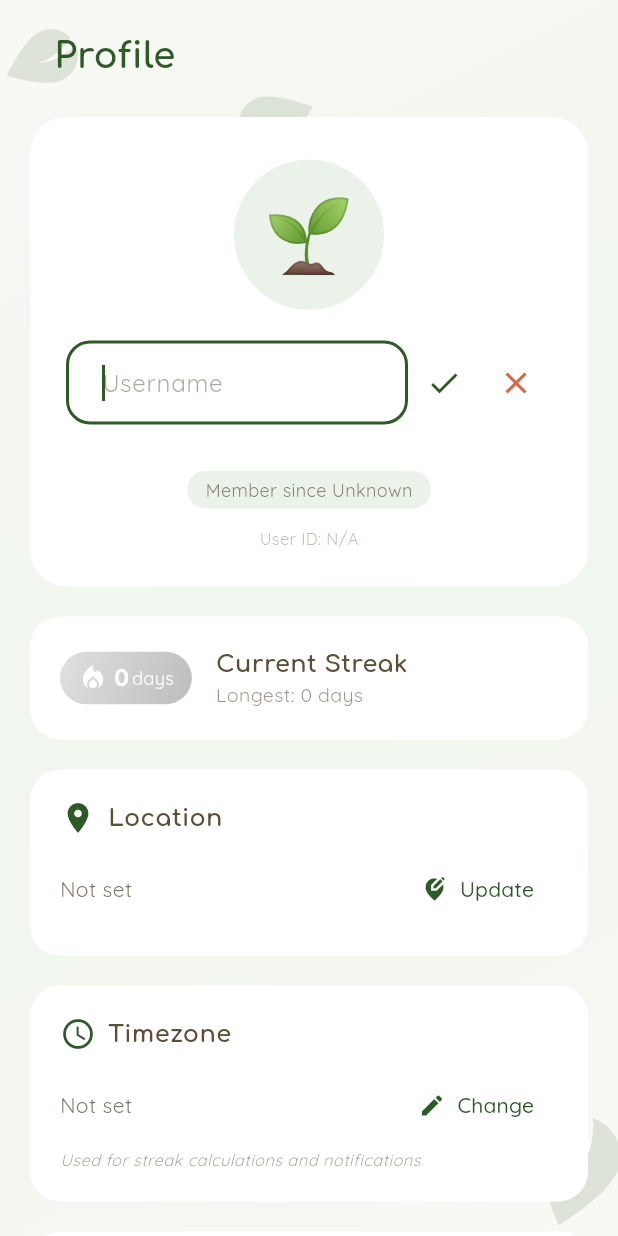
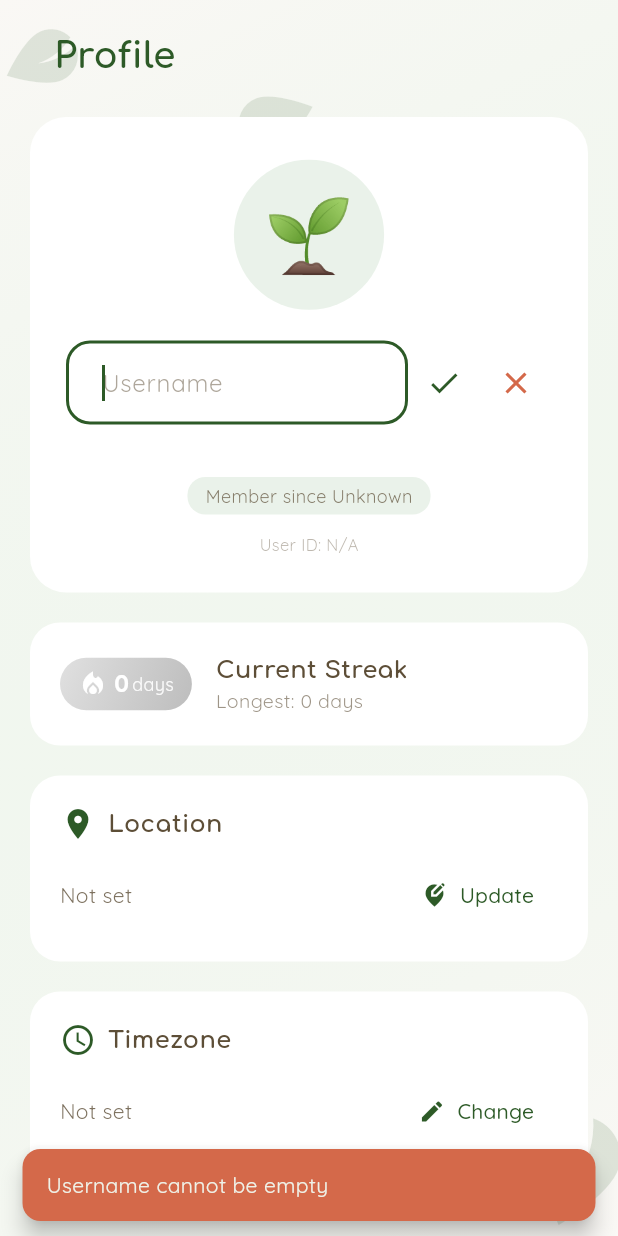
Before and after one commit to pkrish5/AutoWaterApp, a Flutter app: the ProfileScreen screen opened directly, after a tap on the "edit" icon, after a tap on the "check" icon, on a phone screen of 412 x 824 dp. Run offline on Flutter 3.47's test engine with Material 3 defaults, Android fonts, the light colour scheme and no system bars; our stand-ins replace firebase_core, firebase_messaging, flutter_secure_storage, flutter_timezone, google_fonts, image_picker and 1 more; missing offline and left inert: amazon_cognito_identity_dart_2; accounts and stored records are empty.

Commit message:
made usernames Unique and allow for add friend by username and allow for login by username aswell. Also made it so that edit username on profile would verifiy that username doesnt exist yet

```diff
--- a/lib/services/api_service.dart
+++ b/lib/services/api_service.dart
@@ -835,5 +835,22 @@ Future<void> initializeUserProfile({
     throw Exception("$e");
   }
 }
+Future<bool> checkUsernameAvailability(String username) async {
+  try {
+    final response = await http.get(
+      Uri.parse('${AppConstants.baseUrl}/users/check-username?username=${Uri.encodeComponent(username.toLowerCase())}'),
+      headers: _headers,
+    );
+
+    if (response.statusCode == 200) {
+      final data = jsonDecode(response.body);
+      return data['available'] == true;
+    } else {
+      throw Exception("Failed to check username: ${response.statusCode}");
+    }
+  } catch (e) {
+    throw Exception("Connection error: $e");
+  }
+}
 
 }
--- a/lib/ui/auth/login_screen.dart
+++ b/lib/ui/auth/login_screen.dart
@@ -61,8 +61,8 @@ class _LoginScreenState extends State<LoginScreen> with SingleTickerProviderStat
           Text('Your Digital Garden Awaits', style: GoogleFonts.quicksand(fontSize: 16, color: AppTheme.soilBrown.withValues(alpha:0.7)), textAlign: TextAlign.center),
           const SizedBox(height: 48),
           TextFormField(controller: _emailController, keyboardType: TextInputType.emailAddress,
-            decoration: InputDecoration(labelText: 'Email', prefixIcon: Icon(Icons.mail_outline, color: AppTheme.leafGreen.withValues(alpha:0.7))),
-            validator: (v) { if (v == null || v.isEmpty) return 'Please enter your email'; if (!v.contains('@')) return 'Please enter a valid email'; return null; }),
+            decoration: InputDecoration(labelText: 'Email or Username', prefixIcon: Icon(Icons.mail_outline, color: AppTheme.leafGreen.withValues(alpha:0.7))),
+            validator: (v) { if (v == null || v.isEmpty) return 'Please enter your email or username'; }),
           const SizedBox(height: 20),
           TextFormField(controller: _passwordController, obscureText: _obscurePassword,
             decoration: InputDecoration(labelText: 'Password', prefixIcon: Icon(Icons.lock_outline, color: AppTheme.leafGreen.withValues(alpha:0.7)),
--- a/lib/ui/auth/signup_screen.dart
+++ b/lib/ui/auth/signup_screen.dart
@@ -122,7 +122,13 @@ class _SignupScreenState extends State<SignupScreen> {
                     ),
                     validator: (v) {
                       if (v == null || v.trim().isEmpty) {
-                        return 'Please enter your name';
+                        return 'Please enter a username';
+                      }
+                      if (v.length < 3) {
+                        return 'Username must be at least 3 characters';
+                      }
+                      if (!RegExp(r'^[a-zA-Z0-9_.]+$').hasMatch(v)) {
+                        return 'Only letters, numbers, underscores, and periods allowed';
                       }
                       return null;
                     },
--- a/lib/ui/friends/friends_screen.dart
+++ b/lib/ui/friends/friends_screen.dart
@@ -50,6 +50,9 @@ class _FriendsScreenState extends State<FriendsScreen> with SingleTickerProvider
     }
   }
 
+// Replace _showAddFriendDialog in friends_screen.dart with this version
+// Uses username instead of email for cleaner UX
+
 void _showAddFriendDialog() {
   final usernameController = TextEditingController();
   bool isSending = false;
@@ -71,7 +74,7 @@ class _FriendsScreenState extends State<FriendsScreen> with SingleTickerProvider
               controller: usernameController,
               decoration: const InputDecoration(
                 labelText: 'Username',
-                  hintText: 'Enter their username',
+                hintText: 'Enter their @username',
                 prefixIcon: Icon(Icons.alternate_email),
               ),
               textCapitalization: TextCapitalization.none,
@@ -79,10 +82,10 @@ class _FriendsScreenState extends State<FriendsScreen> with SingleTickerProvider
             ),
             const SizedBox(height: 8),
             Text(
-                'Enter the exact username of the person you want to add',
+              'Ask your friend for their @username from their profile',
               style: GoogleFonts.quicksand(
                 fontSize: 12,
-                  color: AppTheme.soilBrown.withValues(alpha:0.6),
+                color: AppTheme.soilBrown.withValues(alpha: 0.6),
               ),
             ),
           ],
@@ -90,11 +93,16 @@ class _FriendsScreenState extends State<FriendsScreen> with SingleTickerProvider
         actions: [
           TextButton(
             onPressed: isSending ? null : () => Navigator.pop(ctx),
-              child: Text('Cancel', style: GoogleFonts.quicksand(color: AppTheme.soilBrown.withValues(alpha:0.7)))
+            child: Text('Cancel', style: GoogleFonts.quicksand(color: AppTheme.soilBrown.withValues(alpha: 0.7)))
           ),
           ElevatedButton(
             onPressed: isSending ? null : () async {
-                final username = usernameController.text.trim();
+              // Strip @ if user included it
+              String username = usernameController.text.trim();
+              if (username.startsWith('@')) {
+                username = username.substring(1);
+              }
+
               if (username.isEmpty) {
                 _showSnackBar('Please enter a username', isError: true);
                 return;
@@ -107,7 +115,7 @@ class _FriendsScreenState extends State<FriendsScreen> with SingleTickerProvider
                 final api = ApiService(auth.idToken!);
                 await api.sendFriendRequest(userId: auth.userId!, friendUsername: username);
                 Navigator.pop(ctx);
-                  _showSnackBar('Friend request sent to $username!');
+                _showSnackBar('Friend request sent to @$username!');
                 _loadData();
               } catch (e) {
                 setDialogState(() => isSending = false);
@@ -127,7 +135,6 @@ class _FriendsScreenState extends State<FriendsScreen> with SingleTickerProvider
     ),
   );
 }
-
   Future<void> _respondToRequest(String requestId, bool accept) async {
     try {
       final auth = Provider.of<AuthService>(context, listen: false);
--- a/lib/ui/profile/profile_screen.dart
+++ b/lib/ui/profile/profile_screen.dart
@@ -10,6 +10,7 @@ import '../../models/user.dart';
 import '../widgets/leaf_background.dart';
 import '../widgets/streak_widget.dart';
 import '../widgets/timezone_picker.dart';
+import 'package:flutter/services.dart';
 
 class ProfileScreen extends StatefulWidget {
   const ProfileScreen({super.key});
@@ -116,19 +117,59 @@ class _ProfileScreenState extends State<ProfileScreen> {
     }
   }
 
+
+String? _validateUsername(String username) {
+  if (username.isEmpty) {
+    return 'Username cannot be empty';
+  }
+  if (username.length < 3) {
+    return 'Username must be at least 3 characters';
+  }
+  if (username.length > 20) {
+    return 'Username must be 20 characters or less';
+  }
+  if (!RegExp(r'^[a-zA-Z0-9_.]+$').hasMatch(username)) {
+    return 'Only letters, numbers, underscores, and periods allowed';
+  }
+  return null; // Valid
+}
+
 Future<void> _updateUsername() async {
   final newUsername = _usernameController.text.trim();
-    if (newUsername.isEmpty) return;
+
+  // Local validation first
+  final validationError = _validateUsername(newUsername);
+  if (validationError != null) {
+    _showSnackBar(validationError, isError: true);
+    return;
+  }
+
+  // Don't update if same as current (case-insensitive)
+  if (newUsername.toLowerCase() == _user?.username?.toLowerCase()) {
+    setState(() => _isEditingUsername = false);
+    return;
+  }
+
   try {
     final auth = Provider.of<AuthService>(context, listen: false);
     final api = ApiService(auth.idToken!);
+
+    // Check if username is available
+    final isAvailable = await api.checkUsernameAvailability(newUsername);
+    if (!isAvailable) {
+      _showSnackBar('Username is already taken', isError: true);
+      return;
+    }
+
+    // Update username
     await api.updateUserProfile(userId: auth.userId!, name: newUsername);
     _showSnackBar('Username updated!');
     setState(() => _isEditingUsername = false);
     _loadProfile();
-    } catch (e) { _showSnackBar('Failed: $e', isError: true); }
+  } catch (e) {
+    _showSnackBar('Failed: $e', isError: true);
   }
-
+}
   Future<void> _updateLocation() async {
     final results = await showModalBottomSheet<UserLocation>(
       context: context, isScrollControlled: true, backgroundColor: Colors.transparent,
@@ -221,31 +262,130 @@ class _ProfileScreenState extends State<ProfileScreen> {
     Text('Profile', style: GoogleFonts.comfortaa(fontSize: 24, fontWeight: FontWeight.bold, color: AppTheme.leafGreen)),
   ]);
 
-  Widget _buildProfileCard(AuthService auth) => Container(padding: const EdgeInsets.all(24),
+  // Replace _buildProfileCard in profile_screen.dart with this version
+// Adds a tappable @username that copies to clipboard for sharing
+
+Widget _buildProfileCard(AuthService auth) => Container(
+  padding: const EdgeInsets.all(24),
   decoration: BoxDecoration(color: Colors.white, borderRadius: BorderRadius.circular(24)),
   child: Column(children: [
-      Container(padding: const EdgeInsets.all(20), decoration: BoxDecoration(color: AppTheme.softSage.withValues(alpha:0.3), shape: BoxShape.circle),
-        child: const Text('🌱', style: TextStyle(fontSize: 48))),
+    Container(
+      padding: const EdgeInsets.all(20),
+      decoration: BoxDecoration(
+        color: AppTheme.softSage.withValues(alpha: 0.3),
+        shape: BoxShape.circle,
+      ),
+      child: const Text('🌱', style: TextStyle(fontSize: 48)),
+    ),
     const SizedBox(height: 16),
-      if (_isEditingUsername) Row(children: [
-        Expanded(child: TextField(controller: _usernameController, autofocus: true, decoration: const InputDecoration(hintText: 'Username'))),
-        IconButton(icon: const Icon(Icons.check, color: AppTheme.leafGreen), onPressed: _updateUsername),
-        IconButton(icon: const Icon(Icons.close, color: AppTheme.terracotta), onPressed: () => setState(() => _isEditingUsername = false)),
-      ]) else Row(mainAxisAlignment: MainAxisAlignment.center, children: [
-        Text(_user?.displayName ?? auth.userEmail?.split('@').first ?? 'User', style: GoogleFonts.comfortaa(fontSize: 22, fontWeight: FontWeight.bold, color: AppTheme.soilBrown)),
-        IconButton(icon: Icon(Icons.edit, size: 18, color: AppTheme.soilBrown.withValues(alpha:0.5)), onPressed: () {
+    if (_isEditingUsername)
+      Row(children: [
+        Expanded(child: TextField(
+          controller: _usernameController,
+          autofocus: true,
+          decoration: const InputDecoration(hintText: 'Username'),
+        )),
+        IconButton(
+          icon: const Icon(Icons.check, color: AppTheme.leafGreen),
+          onPressed: _updateUsername,
+        ),
+        IconButton(
+          icon: const Icon(Icons.close, color: AppTheme.terracotta),
+          onPressed: () => setState(() => _isEditingUsername = false),
+        ),
+      ])
+    else
+      Column(children: [
+        Row(mainAxisAlignment: MainAxisAlignment.center, children: [
+          Text(
+            _user?.displayName ?? auth.userEmail?.split('@').first ?? 'User',
+            style: GoogleFonts.comfortaa(
+              fontSize: 22,
+              fontWeight: FontWeight.bold,
+              color: AppTheme.soilBrown,
+            ),
+          ),
+          IconButton(
+            icon: Icon(Icons.edit, size: 18, color: AppTheme.soilBrown.withValues(alpha: 0.5)),
+            onPressed: () {
               _usernameController.text = _user?.username ?? '';
               setState(() => _isEditingUsername = true);
-        }),
+            },
+          ),
         ]),
         const SizedBox(height: 4),
-      Text(auth.userEmail ?? '', style: GoogleFonts.quicksand(fontSize: 14, color: AppTheme.soilBrown.withValues(alpha:0.6))),
+        // Shareable @username - tap to copy
+        if (_user?.username != null && _user!.username!.isNotEmpty)
+          GestureDetector(
+            onTap: () {
+              Clipboard.setData(ClipboardData(text: '@${_user!.username}'));
+              _showSnackBar('Username copied! Share it with friends');
+            },
+            child: Container(
+              padding: const EdgeInsets.symmetric(horizontal: 12, vertical: 6),
+              decoration: BoxDecoration(
+                color: AppTheme.leafGreen.withValues(alpha: 0.1),
+                borderRadius: BorderRadius.circular(16),
+                border: Border.all(color: AppTheme.leafGreen.withValues(alpha: 0.3)),
+              ),
+              child: Row(
+                mainAxisSize: MainAxisSize.min,
+                children: [
+                  Text(
+                    '@${_user!.username}',
+                    style: GoogleFonts.quicksand(
+                      fontSize: 14,
+                      fontWeight: FontWeight.w600,
+                      color: AppTheme.leafGreen,
+                    ),
+                  ),
+                  const SizedBox(width: 6),
+                  Icon(
+                    Icons.copy,
+                    size: 14,
+                    color: AppTheme.leafGreen.withValues(alpha: 0.7),
+                  ),
+                ],
+              ),
+            ),
+          ),
+      ]),
     const SizedBox(height: 8),
-      Container(padding: const EdgeInsets.symmetric(horizontal: 12, vertical: 4), decoration: BoxDecoration(color: AppTheme.softSage.withValues(alpha:0.3), borderRadius: BorderRadius.circular(12)),
-        child: Text('Member since ${_user?.memberSince ?? 'Unknown'}', style: GoogleFonts.quicksand(fontSize: 12, color: AppTheme.soilBrown.withValues(alpha:0.7)))),
+    Text(
+      auth.userEmail ?? '',
+      style: GoogleFonts.quicksand(
+        fontSize: 14,
+        color: AppTheme.soilBrown.withValues(alpha: 0.6),
+      ),
+    ),
+    const SizedBox(height: 8),
+    Container(
+      padding: const EdgeInsets.symmetric(horizontal: 12, vertical: 4),
+      decoration: BoxDecoration(
+        color: AppTheme.softSage.withValues(alpha: 0.3),
+        borderRadius: BorderRadius.circular(12),
+      ),
+      child: Text(
+        'Member since ${_user?.memberSince ?? 'Unknown'}',
+        style: GoogleFonts.quicksand(
+          fontSize: 12,
+          color: AppTheme.soilBrown.withValues(alpha: 0.7),
+        ),
+      ),
+    ),
     const SizedBox(height: 12),
-      Text('User ID: ${auth.userId ?? 'N/A'}', style: GoogleFonts.quicksand(fontSize: 11, color: AppTheme.soilBrown.withValues(alpha:0.4))),
-    ]));
+    Text(
+      'User ID: ${auth.userId ?? 'N/A'}',
+      style: GoogleFonts.quicksand(
+        fontSize: 11,
+        color: AppTheme.soilBrown.withValues(alpha: 0.4),
+      ),
+    ),
+  ]),
+);
+
+// Don't forget to add this import at the top of the file:
+// import 'package:flutter/services.dart';
 
   Widget _buildStreakCard() => Container(padding: const EdgeInsets.all(20),
     decoration: BoxDecoration(color: Colors.white, borderRadius: BorderRadius.circular(20)),
```
Also changed, not shown: lib/services/auth_service.dart (+43 -4 lines), lib/ui/gallery/plant_gallery_screen.dart (+6 -3 lines), lib/ui/widgets/plant_detail_widgets.dart (+14 -8 lines). Lines whose indentation alone changed are shown as unchanged.
